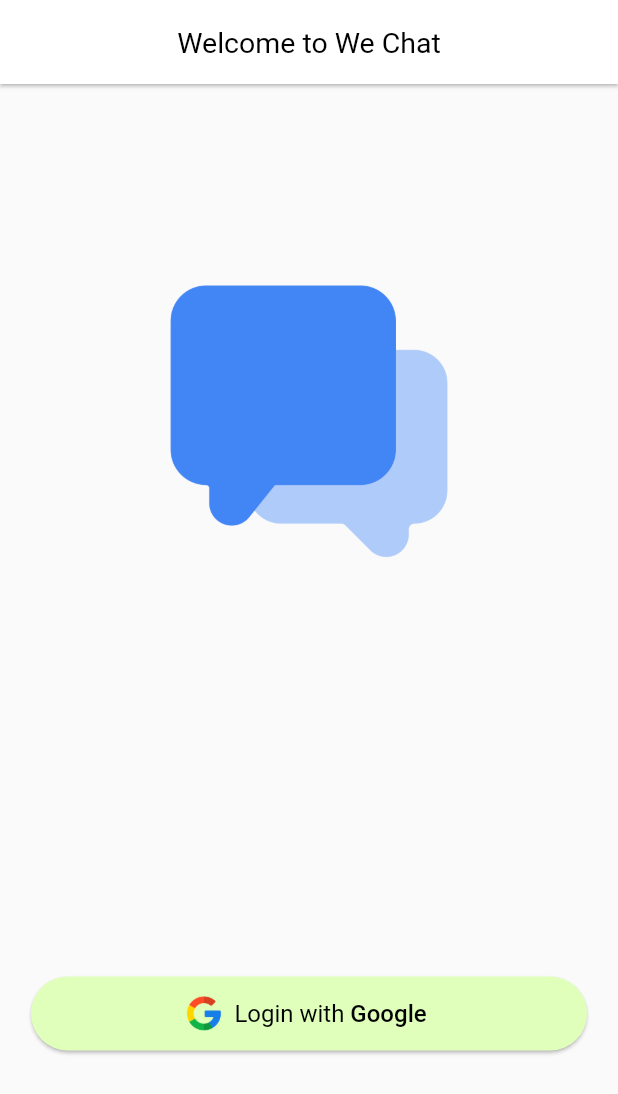
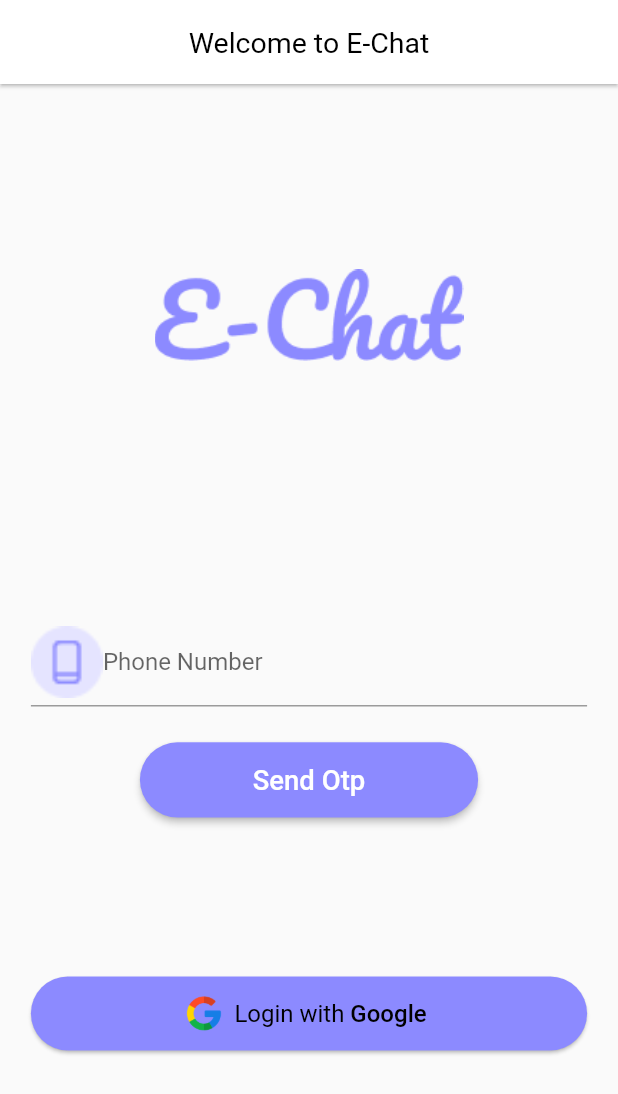
Before and after one commit to inquisitive-gunjon/flutter_chat_app, a Flutter app: the screen it shows after launch, on a phone screen of 412 x 824 dp. Shown: the top 1094 px of the screen. Run offline on Flutter 3.47's test engine with Material 2 defaults, Android fonts, the phone set to English and light mode, and no system bars; our stand-ins replace cached_network_image, cloud_firestore, firebase_auth, firebase_core, firebase_messaging, firebase_storage and 5 more; missing offline and left inert: flutter_notification_channel; accounts and stored records are empty.

Commit message:
updating error free code

```diff
--- a/lib/main.dart
+++ b/lib/main.dart
@@ -7,6 +7,7 @@ import 'package:flutter_notification_channel/notification_importance.dart';
 import 'package:chat_app/view/screens/splash_screen.dart';
 
 import 'package:firebase_core/firebase_core.dart';
+import 'package:flutter_screenutil/flutter_screenutil.dart';
 import 'firebase_options.dart';
 
 //global object for accessing device screen size
@@ -30,12 +31,37 @@ void main() {
 class MyApp extends StatelessWidget {
   const MyApp({super.key});
 
+  // Define a custom primary color
+  static const Color myPrimaryColor = Color(0xFF8C8AFF); // Hex color: #8C8AFF
+
+  // Generate shades for the custom primary color
+  static MaterialColor myPrimaryColorSwatch =
+  MaterialColor(myPrimaryColor.value, <int, Color>{
+    50: myPrimaryColor.withOpacity(0.1),
+    100: myPrimaryColor.withOpacity(0.2),
+    200: myPrimaryColor.withOpacity(0.3),
+    300: myPrimaryColor.withOpacity(0.4),
+    400: myPrimaryColor.withOpacity(0.5),
+    500: myPrimaryColor.withOpacity(0.6),
+    600: myPrimaryColor.withOpacity(0.7),
+    700: myPrimaryColor.withOpacity(0.8),
+    800: myPrimaryColor.withOpacity(0.9),
+    900: myPrimaryColor.withOpacity(1.0),
+  });
+
   @override
   Widget build(BuildContext context) {
+    return ScreenUtilInit(
+      designSize: const Size(360, 690),
+      minTextAdapt: true,
+      splitScreenMode: true,
+      builder: (context,child) {
         return MaterialApp(
             title: 'Chat App',
             debugShowCheckedModeBanner: false,
             theme: ThemeData(
+                primarySwatch: myPrimaryColorSwatch,
+                primaryColor: myPrimaryColorSwatch,
                 appBarTheme: const AppBarTheme(
                 centerTitle: true,
                 elevation: 1,
@@ -45,6 +71,8 @@ class MyApp extends StatelessWidget {
                 backgroundColor: Colors.white,
             )),
             home: const SplashScreen());
+      }
+    );
   }
 }
 
--- a/lib/view/screens/auth/login_screen.dart
+++ b/lib/view/screens/auth/login_screen.dart
@@ -1,8 +1,10 @@
 import 'dart:developer';
 import 'dart:io';
 
+import 'package:chat_app/view/screens/auth/otp_verification_page.dart';
 import 'package:firebase_auth/firebase_auth.dart';
 import 'package:flutter/material.dart';
+import 'package:flutter_screenutil/flutter_screenutil.dart';
 import 'package:google_sign_in/google_sign_in.dart';
 
 import '../../../api/apis.dart';
@@ -97,7 +99,7 @@ class _LoginScreenState extends State<LoginScreen> {
       //app bar
       appBar: AppBar(
         automaticallyImplyLeading: false,
-        title: const Text('Welcome to We Chat'),
+        title: const Text('Welcome to E-Chat'),
       ),
 
       //body
@@ -108,9 +110,46 @@ class _LoginScreenState extends State<LoginScreen> {
             right: _isAnimate ? mq.width * .25 : -mq.width * .5,
             width: mq.width * .5,
             duration: const Duration(seconds: 1),
-            child: Image.asset('images/icon.png')),
+            child: Image.asset('images/e_chat.png')),
 
         //google login button
+        Positioned(
+            bottom: mq.height * .3,
+            left: mq.width * .05,
+            width: mq.width * .9,
+            height: mq.height * .2,
+            child: Column(
+              children: [
+                TextFormField(
+                  keyboardType: TextInputType.phone,
+                  decoration: InputDecoration(
+                    prefixIcon: Image.asset("images/phone.png",height: 30.h,width: 30.w,fit: BoxFit.contain,),
+                    labelText: 'Phone Number',
+                    border: UnderlineInputBorder(
+                      borderSide: BorderSide(
+                        color: Color(0xff8C8AFF), // Customize the color if needed
+                      ),
+                    ),
+                    focusedBorder: UnderlineInputBorder(
+                      borderSide: BorderSide(
+                        color: Colors.blue, // Customize the color if needed
+                      ),
+                    ),
+                  ),
+                ),
+                SizedBox(height: 20.h,),
+                ElevatedButton(
+                  onPressed: ()=>Navigator.of(context).push(MaterialPageRoute(builder: (context)=>OtpVerificationPage())),
+                  child: Text("Send Otp",style: TextStyle(fontSize: 16.sp),),
+                  style: ElevatedButton.styleFrom(
+                    fixedSize: Size(197.w, 42.h),
+                    shape: RoundedRectangleBorder(
+                      borderRadius: BorderRadius.circular(24.0.sp), // Adjust the radius as needed
+                    ),
+                  ),
+                )
+              ],
+            )),
         Positioned(
             bottom: mq.height * .15,
             left: mq.width * .05,
@@ -118,7 +157,7 @@ class _LoginScreenState extends State<LoginScreen> {
             height: mq.height * .06,
             child: ElevatedButton.icon(
                 style: ElevatedButton.styleFrom(
-                    backgroundColor: const Color.fromARGB(255, 223, 255, 187),
+                    backgroundColor: Color(0xff8C8AFF),
                     shape: const StadiumBorder(),
                     elevation: 1),
                 onPressed: () {
--- a/lib/view/screens/auth/otp_verification_page.dart
+++ b/lib/view/screens/auth/otp_verification_page.dart
@@ -81,12 +81,12 @@ class _OtpVerificationPageState extends State<OtpVerificationPage> {
                 // ),
                 Align(
                     alignment: Alignment.center,
-                    child: Image.asset("assets/images/e_chat.png",height: 100.h,width: 200.w,fit: BoxFit.contain,)
+                    child: Image.asset("images/e_chat.png",height: 100.h,width: 200.w,fit: BoxFit.contain,)
                 ),
                 SizedBox(height: 5.h,),
                 Align(
                     alignment: Alignment.center,
-                    child: Image.asset("assets/images/correct.png",height: 100.h,width: 100.w,fit: BoxFit.contain,)
+                    child: Image.asset("images/correct.png",height: 100.h,width: 100.w,fit: BoxFit.contain,)
                 ),
                 SizedBox(height: 30.h,),
                 Text("Please try again if the code is not received or has expired",style: TextStyle(
--- a/lib/view/screens/home_screen.dart
+++ b/lib/view/screens/home_screen.dart
@@ -3,6 +3,7 @@ import 'dart:developer';
 import 'package:flutter/cupertino.dart';
 import 'package:flutter/material.dart';
 import 'package:flutter/services.dart';
+import 'package:flutter_screenutil/flutter_screenutil.dart';
 
 import '../../api/apis.dart';
 import '../../helper/dialogs.dart';
@@ -73,6 +74,7 @@ class _HomeScreenState extends State<HomeScreen> {
         child: Scaffold(
           //app bar
           appBar: AppBar(
+            backgroundColor: Theme.of(context).primaryColor,
             leading: const Icon(CupertinoIcons.home),
             title: _isSearching
                 ? TextField(
@@ -96,7 +98,8 @@ class _HomeScreenState extends State<HomeScreen> {
                       }
                     },
                   )
-                : const Text('We Chat'),
+                // : const Text('E-Chat'),
+                : Image.asset("images/e_chat.png",color: Colors.white,height: 20.h,width: 100.w,fit: BoxFit.contain,),
             actions: [
               //search user button
               IconButton(
@@ -128,7 +131,7 @@ class _HomeScreenState extends State<HomeScreen> {
                 onPressed: () {
                   _addChatUserDialog();
                 },
-                child: const Icon(Icons.add_comment_rounded)),
+                child: Image.asset("images/create_chat.png",height: 50.h,width: 50.w,fit: BoxFit.contain,),),
           ),
 
           //body
--- a/lib/view/screens/splash_screen.dart
+++ b/lib/view/screens/splash_screen.dart
@@ -53,13 +53,13 @@ class _SplashScreenState extends State<SplashScreen> {
             top: mq.height * .15,
             right: mq.width * .25,
             width: mq.width * .5,
-            child: Image.asset('images/icon.png')),
+            child: Image.asset('images/e_chat.png')),
 
         //google login button
         Positioned(
             bottom: mq.height * .15,
             width: mq.width,
-            child: const Text('MADE IN INDIA WITH ❤️',
+            child: const Text('Developed by Gunjon Roy',
                 textAlign: TextAlign.center,
                 style: TextStyle(
                     fontSize: 16, color: Colors.black87, letterSpacing: .5))),
```
Also changed, not shown: images/abid.png (renamed from assets/images/abid.png), images/correct.png (renamed from assets/images/correct.png), images/create_chat.png (renamed from assets/images/create_group.png), images/e_chat.png (renamed from assets/images/e_chat.png), images/groupchat.png (renamed from assets/images/groupchat.png), images/jahid.png (renamed from assets/images/jahid.png), images/mir.png (renamed from assets/images/mir.png), images/mostafizur.png (renamed from assets/images/mostafizur.png), images/phone.png (renamed from assets/images/phone.png), images/s.png (renamed from assets/images/s.png), images/s2.png (renamed from assets/images/s2.png), images/sakirul.png (renamed from assets/images/sakirul.png), images/shakir.png (renamed from assets/images/shakir.png), images/tasin.png (renamed from assets/images/tasin.png), 3 other files. Lines whose indentation alone changed are shown as unchanged.
